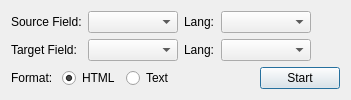
The window that form.ui (kelciour/google-translate) describes before a commit, drawn with Qt 5.
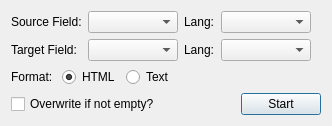
The same window after the commit.

Commit message: Add option to overwrite target field

Diff of the .ui file:
```diff
--- a/form.ui
+++ b/form.ui
@@ -6,8 +6,8 @@
    <rect>
     <x>0</x>
     <y>0</y>
-    <width>351</width>
-    <height>97</height>
+    <width>332</width>
+    <height>125</height>
    </rect>
   </property>
   <property name="sizePolicy">
@@ -137,10 +137,7 @@
     </layout>
    </item>
    <item>
-    <layout class="QHBoxLayout" name="horizontalLayout_3">
-     <property name="sizeConstraint">
-      <enum>QLayout::SetDefaultConstraint</enum>
-     </property>
+    <layout class="QHBoxLayout" name="horizontalLayout_2">
      <item>
       <widget class="QLabel" name="label_5">
        <property name="text">
@@ -169,6 +166,33 @@
        <attribute name="buttonGroup">
         <string notr="true">buttonGroup</string>
        </attribute>
+      </widget>
+     </item>
+     <item>
+      <spacer name="horizontalSpacer_4">
+       <property name="orientation">
+        <enum>Qt::Horizontal</enum>
+       </property>
+       <property name="sizeHint" stdset="0">
+        <size>
+         <width>40</width>
+         <height>20</height>
+        </size>
+       </property>
+      </spacer>
+     </item>
+    </layout>
+   </item>
+   <item>
+    <layout class="QHBoxLayout" name="horizontalLayout_3">
+     <property name="sizeConstraint">
+      <enum>QLayout::SetDefaultConstraint</enum>
+     </property>
+     <item>
+      <widget class="QCheckBox" name="checkBoxOverwrite">
+       <property name="text">
+        <string>Overwrite if not empty?</string>
+       </property>
       </widget>
      </item>
      <item>
```
The commit also changes 2 other files.
